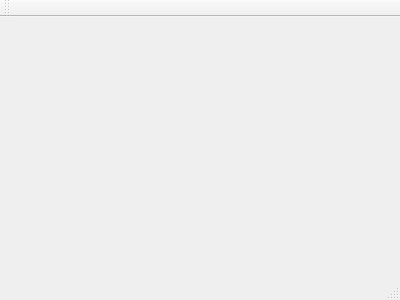
Above: BelajarGabungGambar/mainwindow.ui from kodeepic/Belajar_Git before the change. Below: the same form after it.
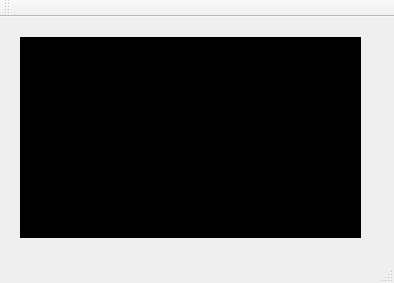
That is the form after the change.

Diff of the .ui file:
```diff
--- a/BelajarGabungGambar/mainwindow.ui
+++ b/BelajarGabungGambar/mainwindow.ui
@@ -1,24 +1,56 @@
 <ui version="4.0">
  <class>MainWindow</class>
- <widget class="QMainWindow" name="MainWindow" >
-  <property name="geometry" >
+ <widget class="QMainWindow" name="MainWindow">
+  <property name="geometry">
    <rect>
     <x>0</x>
     <y>0</y>
-    <width>400</width>
-    <height>300</height>
+    <width>394</width>
+    <height>283</height>
    </rect>
   </property>
   <property name="windowTitle" >
    <string>MainWindow</string>
   </property>
-  <widget class="QMenuBar" name="menuBar" />
-  <widget class="QToolBar" name="mainToolBar" />
-  <widget class="QWidget" name="centralWidget" />
-  <widget class="QStatusBar" name="statusBar" />
+  <widget class="QWidget" name="centralWidget">
+   <widget class="QLabel" name="label">
+    <property name="geometry">
+     <rect>
+      <x>20</x>
+      <y>20</y>
+      <width>341</width>
+      <height>201</height>
+     </rect>
+    </property>
+    <property name="styleSheet">
+     <string notr="true">background-color : #000000</string>
+    </property>
+    <property name="text">
+     <string>TextLabel</string>
+    </property>
+   </widget>
+  </widget>
+  <widget class="QMenuBar" name="menuBar">
+   <property name="geometry">
+    <rect>
+     <x>0</x>
+     <y>0</y>
+     <width>394</width>
+     <height>21</height>
+    </rect>
+   </property>
+  </widget>
+  <widget class="QToolBar" name="mainToolBar">
+   <attribute name="toolBarArea">
+    <enum>TopToolBarArea</enum>
+   </attribute>
+   <attribute name="toolBarBreak">
+    <bool>false</bool>
+   </attribute>
+  </widget>
+  <widget class="QStatusBar" name="statusBar"/>
  </widget>
- <layoutDefault spacing="6" margin="11" />
- <pixmapfunction></pixmapfunction>
+ <layoutdefault spacing="6" margin="11"/>
  <resources/>
  <connections/>
 </ui>
```
Left out of the diff: 3 changed lines with no effect on the pictures.
